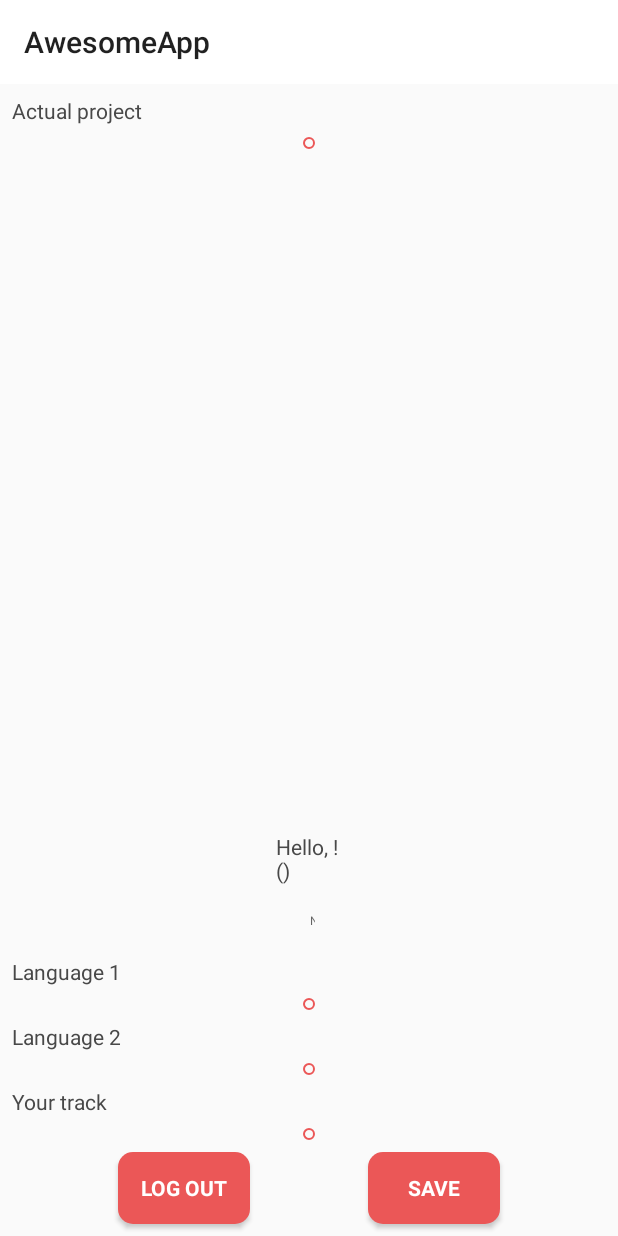
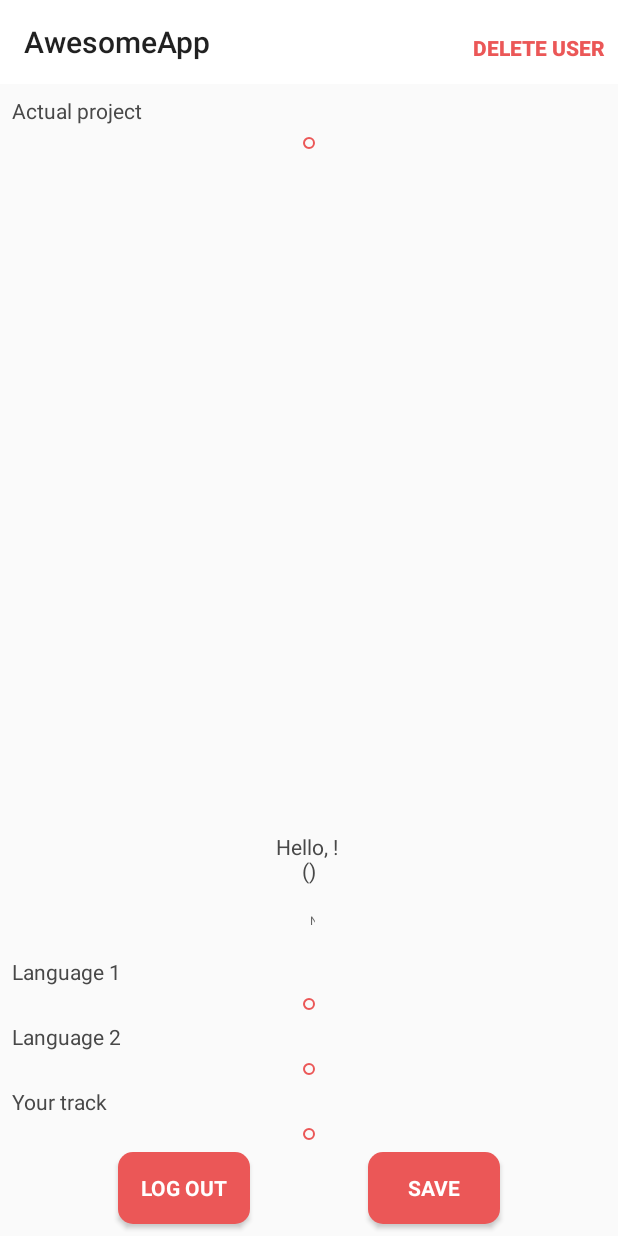
Before and after one commit to MalgoskaBou/AwesomeApp, an Android app: the UserActivity screen opened directly, with no data from a screen before it, on a phone screen of 412 x 824 dp. Run offline under Robolectric (Android 15) with nearby library versions, the phone set to English and light mode, and no system bars; our stand-ins replace Firebase (no records; nobody signed in at launch, a user with empty details on screens opened directly); libraries missing offline, so code that uses them is left out: com.firebase.ui.

Commit message:
delete user

```diff
--- a/app/src/main/res/layout/activity_user.xml
+++ b/app/src/main/res/layout/activity_user.xml
@@ -118,8 +118,24 @@
         android:id="@+id/welcomeText"
         style="@style/userText"
         android:text="@string/welcome_message"
+        android:textAlignment="center"
         app:layout_constraintBottom_toTopOf="@+id/slackNick"
         app:layout_constraintEnd_toEndOf="parent"
         app:layout_constraintStart_toStartOf="parent" />
 
+    <Button
+        android:id="@+id/deleteUserButton"
+        android:layout_width="wrap_content"
+        android:layout_height="wrap_content"
+        android:layout_marginEnd="@dimen/smallDp"
+        android:layout_marginTop="@dimen/smallDp"
+        android:background="@null"
+        android:text="@string/delete_user"
+        android:textAlignment="center"
+        android:textColor="@color/colorPrimaryDark"
+
+        android:textStyle="bold"
+        app:layout_constraintEnd_toEndOf="parent"
+        app:layout_constraintTop_toTopOf="@+id/toolbar" />
+
 </android.support.constraint.ConstraintLayout>
--- a/app/src/main/res/values/strings.xml
+++ b/app/src/main/res/values/strings.xml
@@ -38,5 +38,6 @@
     <string name="userAvatar">user avatar</string>
     <string name="testString">TextView</string>
     <string name="buttonTestString">Button</string>
+    <string name="delete_user">Delete user</string>
 
 </resources>
```
Also changed, not shown: app/src/main/java/com/awesomeapp/android/awesomeapp/UserActivity.kt (+44 -2 lines).
